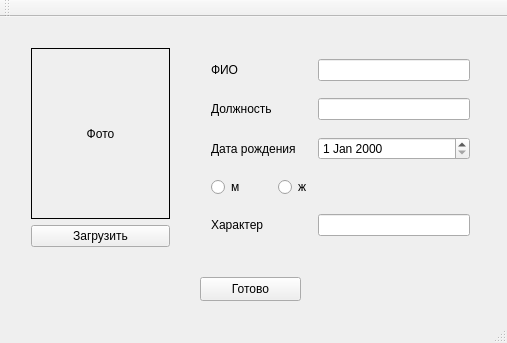
Old version of the form ip014lab6/mainwindow.ui in the repository surrepoff/VPaHMI-s5-lab6.
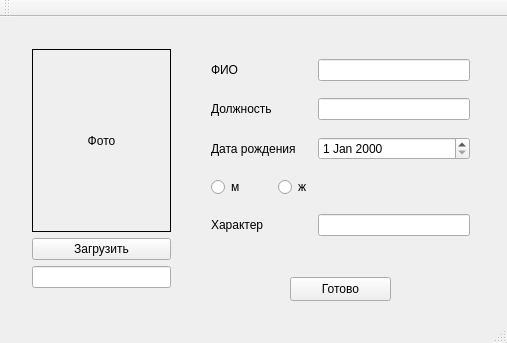
New version of the form.

Patch:
```diff
--- a/ip014lab6/mainwindow.ui
+++ b/ip014lab6/mainwindow.ui
@@ -17,7 +17,7 @@
    <widget class="QPushButton" name="pushButton">
     <property name="geometry">
      <rect>
-      <x>200</x>
+      <x>290</x>
       <y>260</y>
       <width>101</width>
       <height>24</height>
@@ -96,15 +96,15 @@
    <widget class="QWidget" name="">
     <property name="geometry">
      <rect>
-      <x>20</x>
-      <y>20</y>
+      <x>21</x>
+      <y>21</y>
       <width>161</width>
-      <height>221</height>
+      <height>261</height>
      </rect>
     </property>
-    <layout class="QGridLayout" name="gridLayout">
-     <item row="0" column="0">
-      <widget class="QLabel" name="label_4">
+    <layout class="QVBoxLayout" name="verticalLayout">
+     <item>
+      <widget class="QLabel" name="label_photo">
        <property name="frameShape">
         <enum>QFrame::Panel</enum>
        </property>
@@ -119,13 +119,16 @@
        </property>
       </widget>
      </item>
-     <item row="1" column="0">
-      <widget class="QPushButton" name="pushButton_2">
+     <item>
+      <widget class="QPushButton" name="pushButton_load">
        <property name="text">
         <string>Загрузить</string>
        </property>
       </widget>
      </item>
+     <item>
+      <widget class="QLineEdit" name="lineEdit_path"/>
+     </item>
     </layout>
    </widget>
   </widget>
```
Left out of the diff: 25 changed lines with no effect on the pictures.
